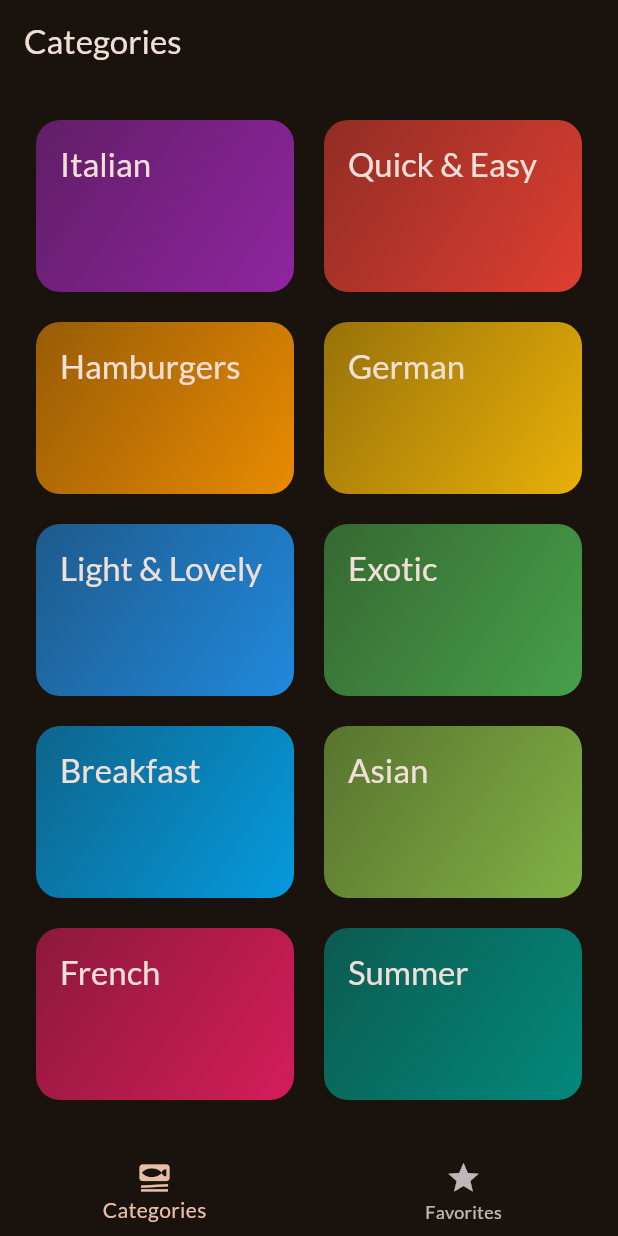
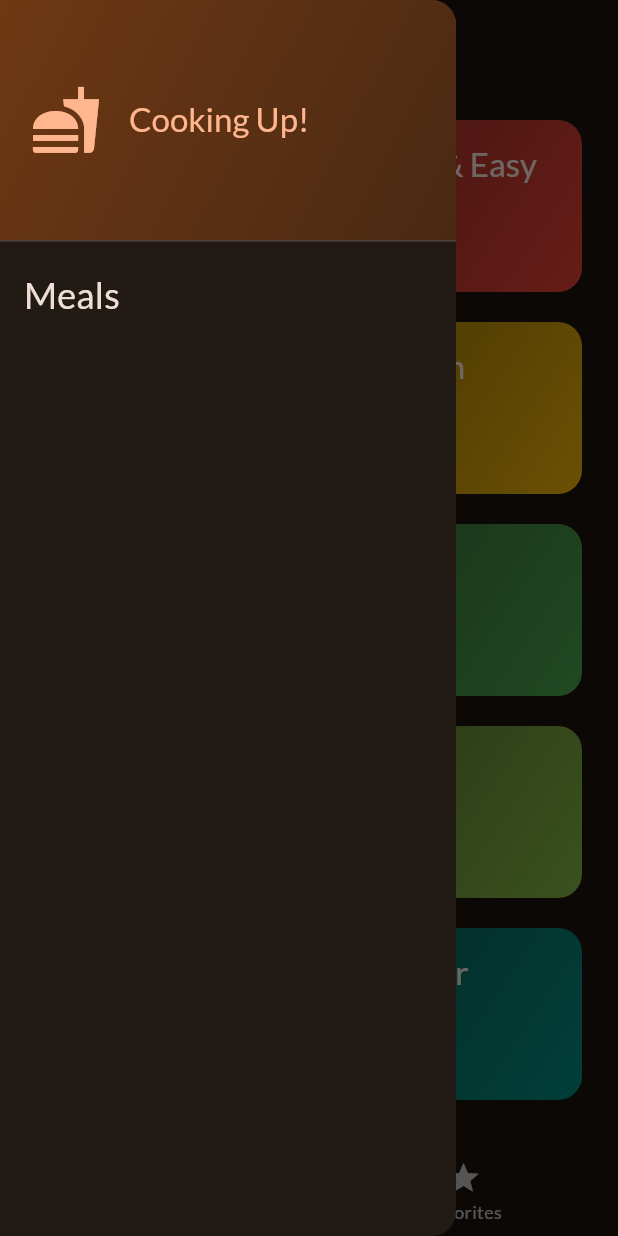
Before and after one commit to alonnner/flutter_exercise, a Flutter app: the screen it shows after launch, with the side drawer open (before the commit the screen has no drawer), on a phone screen of 412 x 824 dp. Run offline on Flutter 3.47's test engine with Material 3 defaults, Android fonts, the phone set to English and light mode, and no system bars; our stand-ins replace google_fonts, transparent_image.

Commit message:
explore function of drawer

```diff
--- a/meal/lib/screens/categories.dart
+++ b/meal/lib/screens/categories.dart
@@ -3,9 +3,12 @@ import 'package:meal/data/dummy_data.dart';
 import 'package:meal/screens/meals.dart';
 import 'package:meal/widgets/category_grid_item.dart';
 import 'package:meal/models/category.dart';
+import 'package:meal/models/meal.dart';
 
 class CategoriesScreen extends StatelessWidget {
-  const CategoriesScreen({super.key});
+  const CategoriesScreen({super.key, required this.onToggleFavorite});
+
+  final void Function(Meal meal) onToggleFavorite;
 
   void _selectedCategory(BuildContext context, Category category) {
     final filteredMeals = dummyMeals
@@ -17,6 +20,7 @@ class CategoriesScreen extends StatelessWidget {
         builder: (ctx) => MealsScreen(
           title: category.title,
           meals: filteredMeals,
+          onToggleFavorite: onToggleFavorite,
         ),
       ),
     );
--- a/meal/lib/screens/meals.dart
+++ b/meal/lib/screens/meals.dart
@@ -9,16 +9,19 @@ class MealsScreen extends StatelessWidget {
     super.key,
     this.title,
     required this.meals,
+    required this.onToggleFavorite,
   });
 
   final String? title;
   final List<Meal> meals;
+  final void Function(Meal meal) onToggleFavorite;
 
   void _selectedMeal(BuildContext context, Meal meal) {
     Navigator.of(context).push(
       MaterialPageRoute(
         builder: (ctx) => MealDetailsScreen(
           mealItem: meal,
+          onToggleFavorite: onToggleFavorite,
         ),
       ),
     );
--- a/meal/lib/screens/tabs.dart
+++ b/meal/lib/screens/tabs.dart
@@ -1,6 +1,8 @@
 import 'package:flutter/material.dart';
+import 'package:meal/models/meal.dart';
 import 'package:meal/screens/categories.dart';
 import 'package:meal/screens/meals.dart';
+import 'package:meal/widgets/main_drawer.dart';
 
 class TabsScreen extends StatefulWidget {
   const TabsScreen({super.key});
@@ -13,6 +15,33 @@ class TabsScreen extends StatefulWidget {
 
 class _TabsScreenState extends State<TabsScreen> {
   int _selectedPageIndex = 0;
+  final List<Meal> _favoriteMeals = [];
+
+  void _showInfoMessage(String message) {
+    ScaffoldMessenger.of(context).clearSnackBars();
+    ScaffoldMessenger.of(context).showSnackBar(
+      SnackBar(
+        content: Text(message),
+      ),
+    );
+  }
+
+  void _toggleMealFavoriteStatus(Meal meal) {
+    final isExisting = _favoriteMeals.contains(meal);
+
+    if (isExisting) {
+      setState(() {
+        _favoriteMeals.remove(meal);
+        _showInfoMessage('Meal is no longer a favorite');
+      });
+    } else {
+      setState(() {
+        _favoriteMeals.add(meal);
+        _showInfoMessage('Marked as a favorite');
+      });
+    }
+  }
+
   void _selectPage(int index) {
     setState(() {
       _selectedPageIndex = index;
@@ -21,18 +50,24 @@ class _TabsScreenState extends State<TabsScreen> {
 
   @override
   Widget build(BuildContext context) {
-    Widget activePage = const CategoriesScreen();
+    Widget activePage = CategoriesScreen(
+      onToggleFavorite: _toggleMealFavoriteStatus,
+    );
     var activePageTitle = 'Categories';
 
     if (_selectedPageIndex == 1) {
       activePageTitle = 'Your Favorites';
-      activePage = MealsScreen(meals: []);
+      activePage = MealsScreen(
+        meals: _favoriteMeals,
+        onToggleFavorite: _toggleMealFavoriteStatus,
+      );
     }
 
     return Scaffold(
       appBar: AppBar(
         title: Text(activePageTitle),
       ),
+      drawer: const MainDrawer(),
       body: activePage,
       bottomNavigationBar: BottomNavigationBar(
         onTap: _selectPage,
--- /dev/null
+++ b/meal/lib/widgets/main_drawer.dart
@@ -0,0 +1,46 @@
+import 'package:flutter/material.dart';
+
+class MainDrawer extends StatelessWidget {
+  const MainDrawer({super.key});
+
+  @override
+  Widget build(BuildContext context) {
+    return Drawer(
+      child: Column(
+        children: [
+          DrawerHeader(
+            padding: EdgeInsets.all(20),
+            decoration: BoxDecoration(
+                gradient: LinearGradient(colors: [
+              Theme.of(context).colorScheme.primaryContainer,
+              Theme.of(context).colorScheme.primaryContainer.withOpacity(0.5)
+            ], begin: Alignment.topLeft, end: Alignment.bottomRight)),
+            child: Row(
+              children: [
+                Icon(
+                  Icons.fastfood,
+                  size: 48,
+                  color: Theme.of(context).colorScheme.primary,
+                ),
+                const SizedBox(
+                  width: 18,
+                ),
+                Text("Cooking Up!",
+                    style: Theme.of(context).textTheme.titleLarge!.copyWith(
+                        color: Theme.of(context).colorScheme.primary)),
+              ],
+            ),
+          ),
+          ListTile(
+            title: Text(
+              'Meals',
+              style: Theme.of(context).textTheme.titleSmall!.copyWith(
+                  color: Theme.of(context).colorScheme.onBackground,
+                  fontSize: 24),
+            ),
+          ),
+        ],
+      ),
+    );
+  }
+}
```
Also changed, not shown: meal/lib/screens/meal_details.dart (+10 -0 lines).
